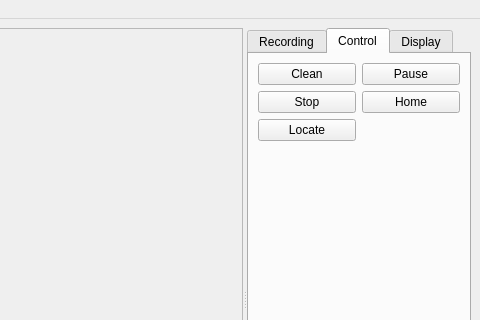
Qt form src/valeronoi.ui (ccoors/Valeronoi) before a commit; both pictures show x 440 to 920 and y 0 to 320 of the 920 by 600 pixel window.
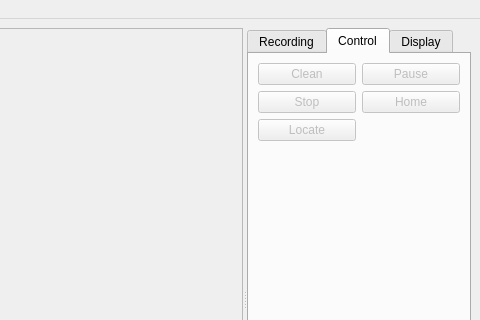
The same form after that commit. The open tabs and pages were chosen to show the change.

Commit message: feat: disable control buttons when disconnected

The edit to the form file:
```diff
--- a/src/valeronoi.ui
+++ b/src/valeronoi.ui
@@ -227,6 +227,9 @@
              <layout class="QGridLayout" name="gridLayout_2">
               <item row="0" column="0">
                <widget class="QPushButton" name="buttonClean">
+                <property name="enabled">
+                 <bool>false</bool>
+                </property>
                 <property name="statusTip">
                  <string>Start full cleanup</string>
                 </property>
@@ -237,6 +240,9 @@
               </item>
               <item row="0" column="1">
                <widget class="QPushButton" name="buttonPause">
+                <property name="enabled">
+                 <bool>false</bool>
+                </property>
                 <property name="statusTip">
                  <string>Pause robot</string>
                 </property>
@@ -247,6 +253,9 @@
               </item>
               <item row="1" column="0">
                <widget class="QPushButton" name="buttonStop">
+                <property name="enabled">
+                 <bool>false</bool>
+                </property>
                 <property name="statusTip">
                  <string>Stop robot</string>
                 </property>
@@ -257,6 +266,9 @@
               </item>
               <item row="1" column="1">
                <widget class="QPushButton" name="buttonHome">
+                <property name="enabled">
+                 <bool>false</bool>
+                </property>
                 <property name="statusTip">
                  <string>Go to dock</string>
                 </property>
@@ -267,6 +279,9 @@
               </item>
               <item row="2" column="0">
                <widget class="QPushButton" name="buttonLocate">
+                <property name="enabled">
+                 <bool>false</bool>
+                </property>
                 <property name="statusTip">
                  <string>Locate robot</string>
                 </property>
```
The commit also changes 1 other file.
